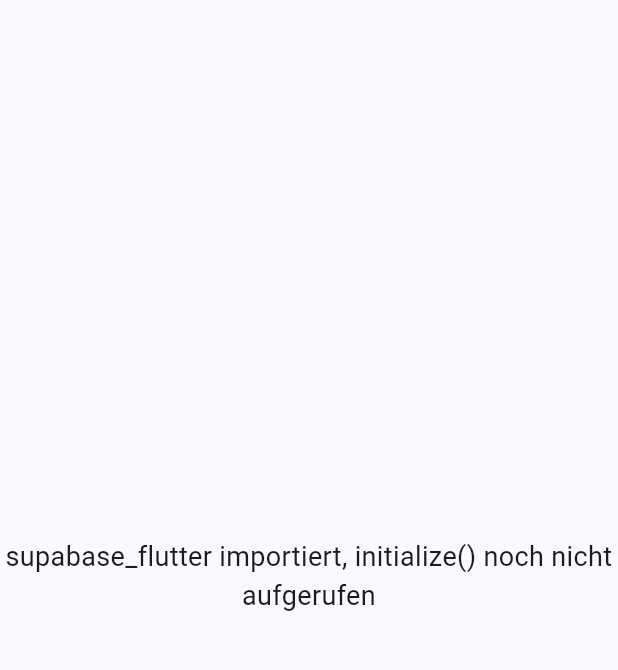
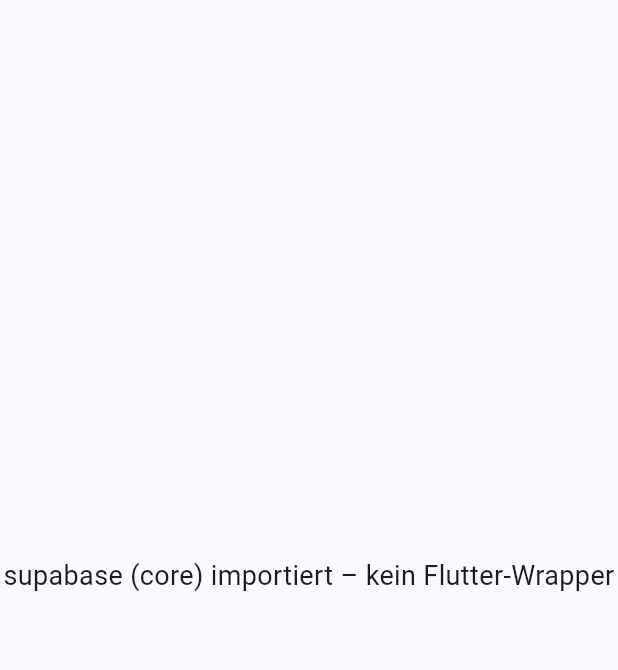
Before and after one commit to HeZumbu23/ai-time-plannning, a Flutter app: the screen it shows after launch, on a phone screen of 412 x 824 dp, the part 84-754 px from its top. Run offline on Flutter 3.47's test engine with Material 3 defaults, Android fonts, the phone set to English and light mode, and no system bars; our stand-ins replace shared_preferences, supabase, supabase_flutter; accounts and stored records are empty.

Commit message:
Bisect: swap supabase_flutter for supabase (core package)
supabase_flutter import alone crashes web even without initialize().
Testing whether the Flutter-specific wrappers (secure storage, deep links,
lifecycle observers) are the culprit vs. the core Dart supabase package.

Co-Authored-By: Claude Sonnet 4.6 <noreply@anthropic.com>
Claude-Session: https://claude.ai/code/session_01DdZUF8s5hVLvddEdJMZpvs

```diff
--- a/lib/main.dart
+++ b/lib/main.dart
@@ -1,11 +1,8 @@
 import 'package:flutter/material.dart';
-import 'package:supabase_flutter/supabase_flutter.dart';
+import 'package:supabase/supabase.dart';
 
 Future<void> main() async {
   WidgetsFlutterBinding.ensureInitialized();
-
-  // Supabase.initialize() noch auskommentiert – testen ob Import allein crasht
-  // await Supabase.initialize(...);
 
   runApp(const App());
 }
@@ -30,7 +27,7 @@ class App extends StatelessWidget {
         ),
         body: const Center(
           child: Text(
-            'supabase_flutter importiert, initialize() noch nicht aufgerufen',
+            'supabase (core) importiert – kein Flutter-Wrapper',
             style: TextStyle(fontSize: 18),
             textAlign: TextAlign.center,
           ),
--- a/pubspec.yaml
+++ b/pubspec.yaml
@@ -10,7 +10,7 @@ environment:
 dependencies:
   flutter:
     sdk: flutter
-  supabase_flutter: ^2.8.0
+  supabase: ^2.8.0
 
 dev_dependencies:
   flutter_lints: ^4.0.0
```
